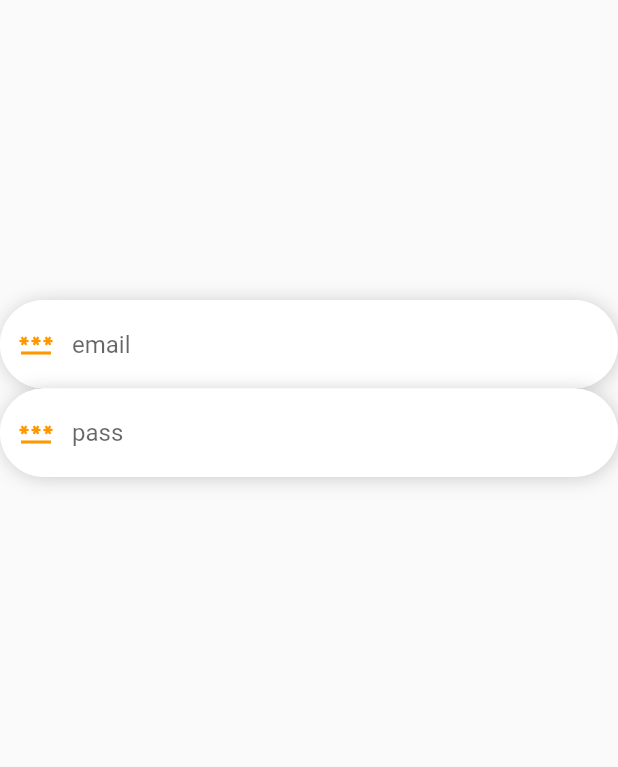
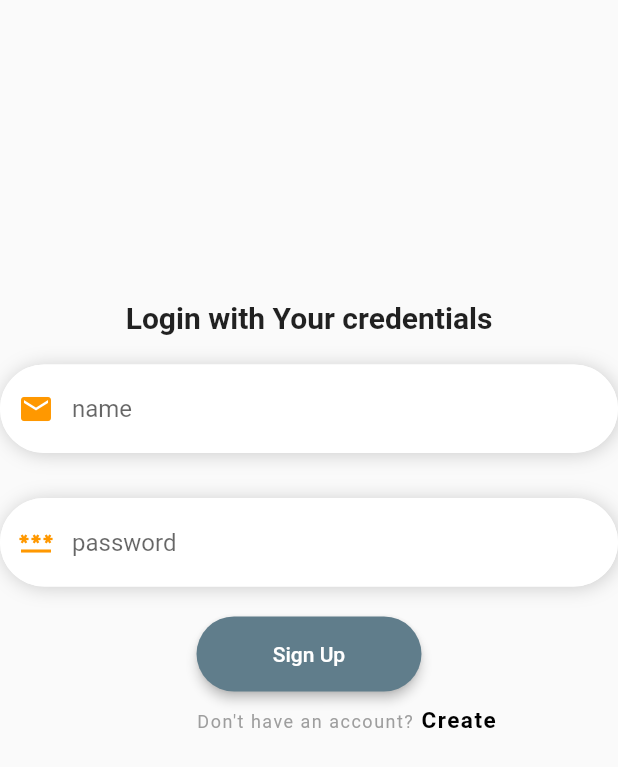
Before and after one commit to harshadok/movie_votting, a Flutter app: the LoginPage screen opened directly, on a phone screen of 412 x 824 dp. Shown: the top 767 px of the screen. Run offline on Flutter 3.47's test engine with Material 2 defaults, Android fonts, the phone set to English and light mode, and no system bars; our stand-ins replace dio, hive, hive_flutter; accounts and stored records are empty; network calls fail.

Commit message:
new chnages addea

```diff
--- a/lib/app/componets/home/model/model.dart
+++ b/lib/app/componets/home/model/model.dart
@@ -1,25 +1,3 @@
-// class ClassModel {
-//   ClassModel({
-//     required this.status,
-//     required this.data,
-//   });
-
-//   bool? status;
-//   List<QueryParam> data;
-
-//   factory ClassModel.fromJson(Map<String, dynamic> json) => ClassModel(
-//         status: json["status"],
-//         data: json['data'] == null
-//             ? []
-//             : List<QueryParam>.from(
-//                 json["data"].map((x) => QueryParam.fromJson(x))),
-//       );
-
-//   Map<String, dynamic> toJson() => {
-//         "status": status,
-//         "data": List<dynamic>.from(data.map((x) => x.toJson())),
-//       };
-// }
 class Person {
   Person({
     required this.result,
@@ -70,10 +48,10 @@ class QueryParam {
       );
 
   Map<String, dynamic> toJson() => {
-        "category": "movies",
-        "language": "kannada",
-        "genre": "all",
-        "sort": "voting",
+        "category": category,
+        "language": language,
+        "genre": genre,
+        "sort": sort,
       };
 }
 
--- a/lib/app/componets/home/model/model_post.dart
+++ b/lib/app/componets/home/model/model_post.dart
@@ -1,15 +1,5 @@
-// To parse this JSON data, do
-//
-//     final person = personFromJson(jsonString);
-
-import 'dart:convert';
-
-Person personFromJson(String str) => Person.fromJson(json.decode(str));
-
-String personToJson(Person data) => json.encode(data.toJson());
-
-class Person {
-  Person({
+class ModelRsponce {
+  ModelRsponce({
     required this.category,
     required this.language,
     required this.genre,
@@ -21,7 +11,7 @@ class Person {
   String genre;
   String sort;
 
-  factory Person.fromJson(Map<String, dynamic> json) => Person(
+  factory ModelRsponce.fromJson(Map<String, dynamic> json) => ModelRsponce(
         category: json["category"],
         language: json["language"],
         genre: json["genre"],
--- a/lib/app/componets/home/services/api.dart
+++ b/lib/app/componets/home/services/api.dart
@@ -1,24 +1,3 @@
-import 'dart:developer';
-
-import 'package:dio/dio.dart';
-import 'package:flutter/material.dart';
-
-// class Api {
-//
-// }
-class DioServices {
-  static Future<dynamic> postMethod(
-      {required String url, required value}) async {
-    return await Dio().post(url, data: value).then((value) => value);
-  }
-
-  static Future<dynamic> getMethod() async {
-    return await Dio()
-        .get("https://hoblist.com/api/movieList")
-        .then((value) => value);
-  }
-
-  static var baseUrl = "https://hoblist.com/api/movieList";
+class Url {
+  static String urlBase = "https://hoblist.com/api/movieList";
 }
-
-class SignUpService extends ChangeNotifier {}
--- a/lib/app/componets/login/view/login.dart
+++ b/lib/app/componets/login/view/login.dart
@@ -1,16 +1,28 @@
 import 'package:flutter/material.dart';
+import 'package:login_ap/app/componets/sign_up/view/sign_up.dart';
+import 'package:provider/provider.dart';
+
+import '../view_model/login_viewmodel.dart';
 
 class LoginPage extends StatelessWidget {
   const LoginPage({super.key});
 
   @override
   Widget build(BuildContext context) {
+    final authProvider = context.watch<loginViewModel>();
     return Scaffold(
       body: SafeArea(
           child: Column(
         children: [
           const SizedBox(
             height: 200,
+          ),
+          const Text(
+            "Login with Your credentials",
+            style: TextStyle(fontSize: 20, fontWeight: FontWeight.bold),
+          ),
+          const SizedBox(
+            height: 20,
           ),
           Container(
             decoration: BoxDecoration(
@@ -23,9 +35,40 @@ class LoginPage extends StatelessWidget {
                 ],
                 borderRadius: BorderRadius.circular(30)),
             child: TextFormField(
-              //   controller: ,
+              controller: authProvider.nameController,
               decoration: InputDecoration(
-                  hintText: "email",
+                  hintText: "name",
+                  prefixIcon: const Icon(
+                    Icons.email,
+                    color: Colors.orange,
+                  ),
+                  focusedBorder: OutlineInputBorder(
+                      borderRadius: BorderRadius.circular(30),
+                      borderSide:
+                          const BorderSide(color: Colors.white, width: 1.0)),
+                  enabledBorder: OutlineInputBorder(
+                      borderSide:
+                          const BorderSide(width: 1.0, color: Colors.white),
+                      borderRadius: BorderRadius.circular(30))),
+            ),
+          ),
+          const SizedBox(
+            height: 30,
+          ),
+          Container(
+            decoration: BoxDecoration(
+                color: Colors.white,
+                boxShadow: [
+                  BoxShadow(
+                      blurRadius: 10,
+                      offset: const Offset(1, 1),
+                      color: Colors.grey.withOpacity(0.5))
+                ],
+                borderRadius: BorderRadius.circular(30)),
+            child: TextFormField(
+              controller: authProvider.password,
+              decoration: InputDecoration(
+                  hintText: "password",
                   prefixIcon: const Icon(
                     Icons.password,
                     color: Colors.orange,
@@ -40,34 +83,63 @@ class LoginPage extends StatelessWidget {
                       borderRadius: BorderRadius.circular(30))),
             ),
           ),
-          Container(
-            decoration: BoxDecoration(
-                color: Colors.white,
-                boxShadow: [
-                  BoxShadow(
-                      blurRadius: 10,
-                      offset: const Offset(1, 1),
-                      color: Colors.grey.withOpacity(0.5))
-                ],
-                borderRadius: BorderRadius.circular(30)),
-            child: TextFormField(
-              //   controller: ,
-              decoration: InputDecoration(
-                  hintText: "pass",
-                  prefixIcon: const Icon(
-                    Icons.password,
-                    color: Colors.orange,
+          const SizedBox(
+            height: 20,
+          ),
+          Center(
+            child: SizedBox(
+              width: 150,
+              height: 50,
+              child: ElevatedButton(
+                  style: ElevatedButton.styleFrom(
+                    // backgroundColor: primaryColor,
+                    elevation: 3,
+                    shape: RoundedRectangleBorder(
+                        borderRadius: BorderRadius.circular(30)),
                   ),
-                  focusedBorder: OutlineInputBorder(
-                      borderRadius: BorderRadius.circular(30),
-                      borderSide:
-                          const BorderSide(color: Colors.white, width: 1.0)),
-                  enabledBorder: OutlineInputBorder(
-                      borderSide:
-                          const BorderSide(width: 1.0, color: Colors.white),
-                      borderRadius: BorderRadius.circular(30))),
+                  onPressed: (() {
+                    authProvider.checkLogin(context);
+                  }),
+                  child: const Text("Sign Up",
+                      style: TextStyle(
+                          //  fontFamily:
+                          //  commontextStyle.fontFamily,
+                          color: Colors.white))),
             ),
           ),
+          SizedBox(
+            height: 10,
+          ),
+          Container(
+            margin: const EdgeInsets.only(left: 50),
+            child: GestureDetector(
+              onTap: () {
+                Navigator.push(
+                  context,
+                  MaterialPageRoute(builder: (context) => const SignUp()),
+                );
+              },
+              child: RichText(
+                text: const TextSpan(
+                    text: "Don't have an account?",
+                    style: TextStyle(
+                      fontSize: 12,
+                      color: Colors.grey,
+                      //fontFamily: commontextStyle.fontFamily,
+                      letterSpacing: 1.0,
+                    ),
+                    children: [
+                      TextSpan(
+                        text: " Create",
+                        style: TextStyle(
+                            fontSize: 15,
+                            color: Colors.black,
+                            fontWeight: FontWeight.bold),
+                      ),
+                    ]),
+              ),
+            ),
+          )
         ],
       )),
     );
--- /dev/null
+++ b/lib/app/componets/login/view_model/login_viewmodel.dart
@@ -0,0 +1,25 @@
+import 'package:flutter/material.dart';
+import 'package:login_ap/app/componets/home/view/home_page.dart';
+
+import '../../sign_up/model/model.dart';
+
+class loginViewModel extends ChangeNotifier {
+  final nameController = TextEditingController();
+  final password = TextEditingController();
+
+  Model? model;
+  checkLogin(context) {
+    if (nameController.text == model?.name &&
+        password.text == model?.pass) {
+      ScaffoldMessenger.of(context).showSnackBar(SnackBar(
+          backgroundColor: Colors.amber[300],
+          content: const Text("Registration Completed")));
+      Navigator.of(context).pushReplacement(
+          MaterialPageRoute(builder: (ctx) => const HomePage()));
+    } else {
+      ScaffoldMessenger.of(context).showSnackBar(SnackBar(
+          backgroundColor: Colors.amber[300],
+          content: const Text("Invalid Credentials")));
+    }
+  }
+}
--- a/lib/main.dart
+++ b/lib/main.dart
@@ -3,10 +3,9 @@ import 'package:hive_flutter/hive_flutter.dart';
 import 'package:login_ap/app/componets/login/view/login.dart';
 import 'package:provider/provider.dart';
 
-import 'app/componets/home/view/home_page.dart';
 import 'app/componets/home/viewmodel/home_viewmodel.dart';
+import 'app/componets/login/view_model/login_viewmodel.dart';
 import 'app/componets/sign_up/model/model.dart';
-import 'app/componets/sign_up/view/sign_up.dart';
 import 'app/componets/sign_up/view_model/sign_up_provider.dart';
 
 Future<void> main() async {
@@ -33,6 +32,9 @@ class MyApp extends StatelessWidget {
         ChangeNotifierProvider(
           create: ((_) => HomePageView()),
         ),
+        ChangeNotifierProvider(
+          create: ((_) => loginViewModel()),
+        ),
       ],
       child: MaterialApp(
         debugShowCheckedModeBanner: false,
@@ -40,7 +42,7 @@ class MyApp extends StatelessWidget {
         theme: ThemeData(
           primarySwatch: Colors.blueGrey,
         ),
-        home: HomePage(),
+        home: const LoginPage(),
       ),
     );
   }
```
Also changed, not shown: lib/app/componets/home/services/api_services.dart (+21 -18 lines), lib/app/componets/home/view/home_page.dart (+29 -23 lines), lib/app/componets/home/viewmodel/home_viewmodel.dart (+24 -28 lines), lib/app/componets/home/widgets/drower.dart (added, +116 -0 lines), lib/app/componets/sign_up/view/sign_up.dart (+27 -11 lines), lib/app/componets/sign_up/view_model/sign_up_provider.dart (+27 -1 lines).
